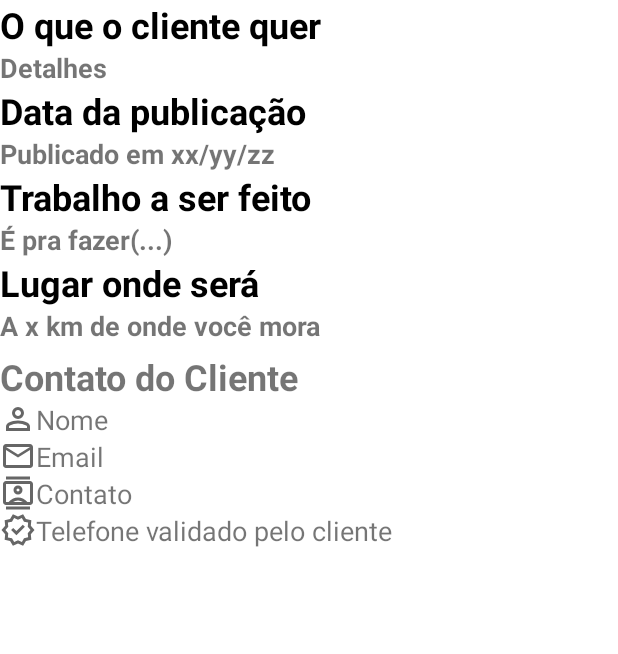
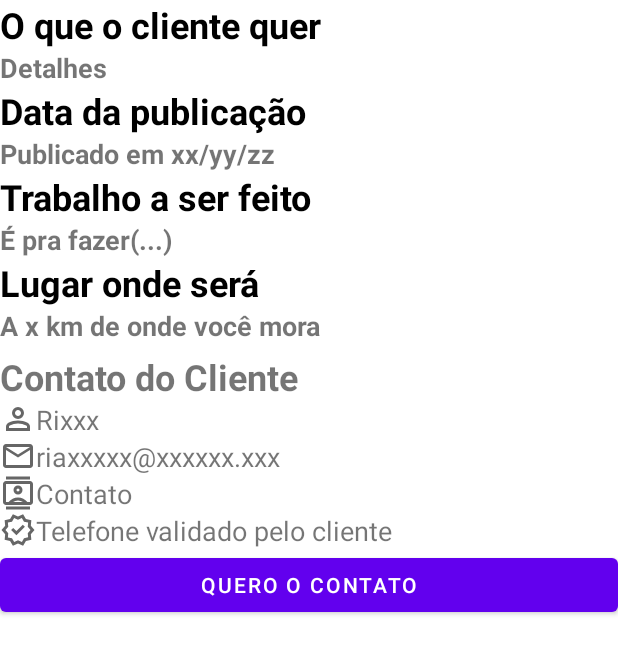
Before and after one commit to Rian-Noronha/tuaobrapedreiro, an Android app: the layout fragment_demanda_cliente.xml on its own in the app's theme, with its tools: preview values and no code run, on a phone screen of 412 x 824 dp. Shown: the top 654 px of the screen. Run offline under Robolectric (Android 15) with nearby library versions, the phone set to English and light mode, and no system bars.

Commit message:
[feat] add BottomSheetDialog em DemandaClienteFragment

```diff
--- a/app/src/main/res/layout/fragment_demanda_cliente.xml
+++ b/app/src/main/res/layout/fragment_demanda_cliente.xml
@@ -97,32 +97,30 @@
             </TextView>
 
             <TextView
-                android:id="@+id/txtNomeCliente"
                 android:layout_width="wrap_content"
                 android:layout_height="wrap_content"
                 android:textSize="18sp"
+                android:text="@string/nome_cliente"
                 app:drawableStartCompat="@drawable/ic_person_black_24dp"
-                tools:text="Nome"
                 >
             </TextView>
 
 
             <TextView
-                android:id="@+id/txtEmailCliente"
                 android:layout_width="wrap_content"
                 android:layout_height="wrap_content"
                 android:textSize="18sp"
+                android:text="@string/email_cliente"
                 app:drawableStartCompat="@drawable/ic_mail_black_24dp"
-                tools:text="Email"
                 >
             </TextView>
 
 
             <TextView
-                android:id="@+id/txtContatoCliente"
                 android:layout_width="wrap_content"
                 android:layout_height="wrap_content"
                 android:textSize="18sp"
+                android:text="@string/contato_cliente"
                 app:drawableStartCompat="@drawable/ic_contato_black_24dp"
                 tools:text="Contato"
                 >
@@ -138,9 +136,14 @@
                 >
             </TextView>
 
-
+            <Button
+                android:id="@+id/btnQueroContato"
+                android:layout_width="match_parent"
+                android:layout_height="wrap_content"
+                android:text="@string/btn_falar_cliente"
+                >
+            </Button>
         </androidx.appcompat.widget.LinearLayoutCompat>
-
 
     </androidx.appcompat.widget.LinearLayoutCompat>
 
--- a/app/src/main/res/values/strings.xml
+++ b/app/src/main/res/values/strings.xml
@@ -23,4 +23,8 @@
     <string name="local_demanda">Lugar onde será</string>
     <string name="contato_cliente">Contato do Cliente</string>
     <string name="telefone_validado">Telefone validado pelo cliente</string>
+    <string name="nome_cliente">Rixxx</string>
+    <string name="email_cliente">riaxxxxx@xxxxxx.xxx</string>
+    <string name="contato_clieinte">(87) xxxxx-xxxx</string>
+    <string name="btn_falar_cliente">Quero o contato</string>
 </resources>
```
Also changed, not shown: app/src/main/java/com/rn/tuaobraparapedreiro/ui/home/DemandaClienteFragment.kt (+22 -3 lines), app/src/main/res/layout/bottom_sheet_contato_cliente.xml (added, +65 -0 lines).
